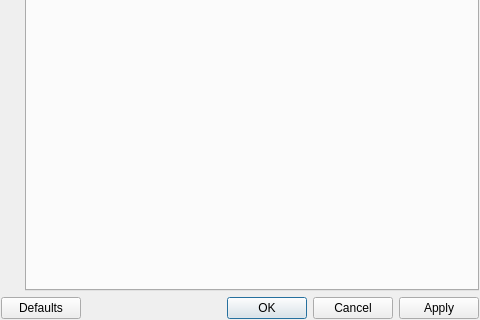
Before: the Qt Designer form gereqi/configuration.ui in handsomegui/Gereqi, drawn with Qt 5; both pictures show x 0 to 480 and y 320 to 640 of the 480 by 640 pixel window.
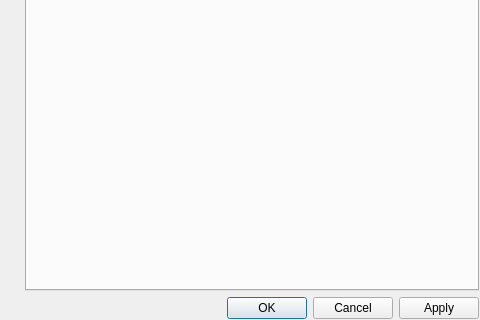
After: the same form once the commit is applied.

Commit message: Removed more unneeded/unimplemented UI features.

```diff
--- a/gereqi/configuration.ui
+++ b/gereqi/configuration.ui
@@ -456,13 +456,6 @@
    </item>
    <item>
     <layout class="QHBoxLayout" name="horizontalLayout">
-     <item>
-      <widget class="QPushButton" name="pushButton">
-       <property name="text">
-        <string>Defaults</string>
-       </property>
-      </widget>
-     </item>
      <item>
       <spacer name="horizontalSpacer">
        <property name="orientation">
```
The commit also changes 4 other files.
